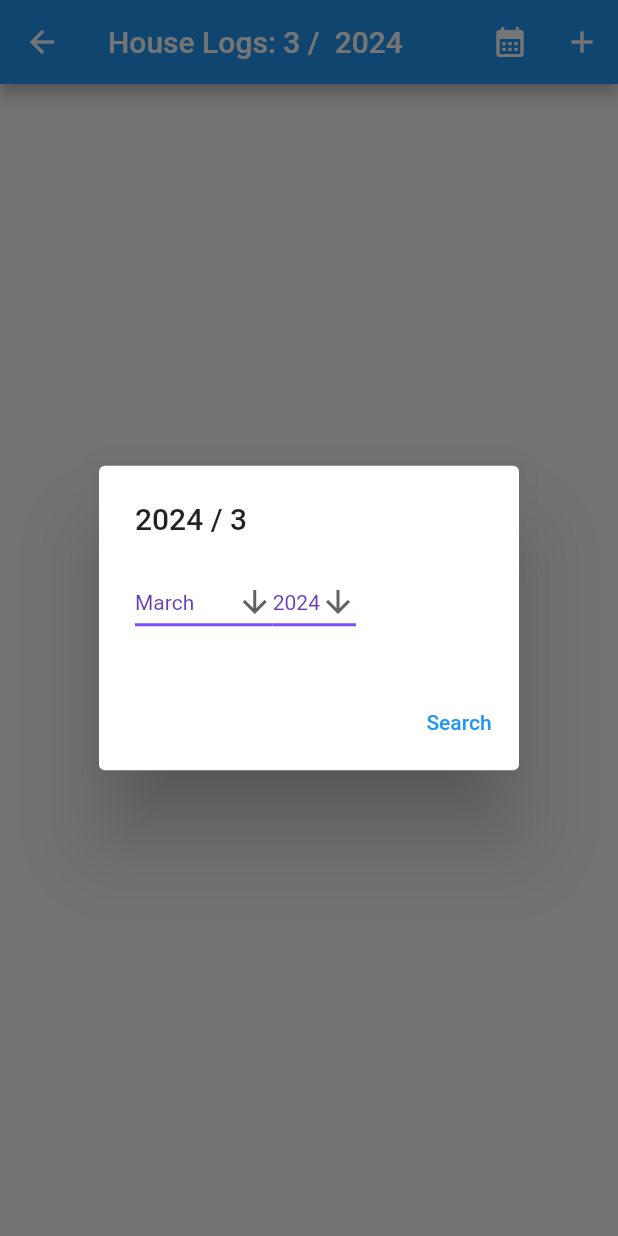
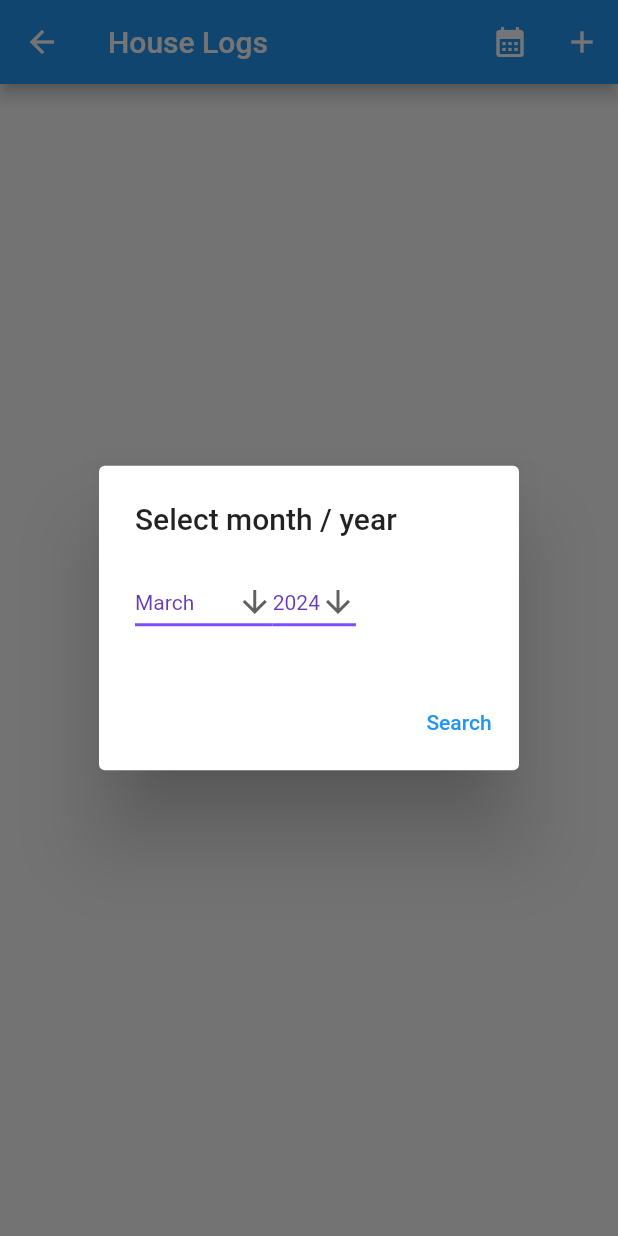
Before and after one commit to izzuddin91/houseCarMaintenanceApp, a Flutter app: the PropertyPage screen opened directly with empty values, after a tap on the "calendar month" icon, on a phone screen of 412 x 824 dp. Run offline on Flutter 3.47's test engine with Material 2 defaults, Android fonts, the light colour scheme and no system bars; our stand-ins replace bloc, cloud_firestore, equatable, firebase_auth, firebase_core, firebase_storage and 2 more; missing offline and left inert: date_picker_plus, gif_view; accounts and stored records are empty.

Commit message:
push 5 march 2024

```diff
--- a/lib/main.dart
+++ b/lib/main.dart
@@ -92,6 +92,9 @@ class _LoginPageState extends State<LoginPage> {
                     controller: usernameController,
                   ),
                   TextFormField(
+                    obscureText: true,
+                    enableSuggestions: false,
+                    autocorrect: false,
                     decoration: InputDecoration(labelText: "password"),
                     controller: passwordController,
                   ),
--- a/lib/property.dart
+++ b/lib/property.dart
@@ -87,7 +87,7 @@ class _PropertyPageState extends State<PropertyPage> {
         return StatefulBuilder(
             builder: (BuildContext context, StateSetter setState) {
           return AlertDialog(
-            title: Text('${state.year} / ${state.month}'),
+            title: Text('Select month / year'),
             content: SingleChildScrollView(
               child: ListBody(
                 children: [
@@ -177,18 +177,20 @@ class _PropertyPageState extends State<PropertyPage> {
           greaterThanDate = '${state.year}-12-01';
           lessThanDate = '${state.year + 1}-01-01';
         } else {
+          greaterThanDate =
+              '${state.year}-${((state.month) == 12 ? 11 : state.month) < 10 ? '0${state.month}' : state.month}-01';
           lessThanDate =
-              '${(state.year)}-${monthListInteger[(state.month) + 1]}-01';
-          greaterThanDate =
-              '${state.year}-${monthListInteger[(state.month == 12 ? 11 : state.month)]}-01';
+              '${(state.year)}-${((state.month + 1) < 10 ? '0${state.month + 1}' : state.month + 1)}-01';
         }
+
         print('xx');
+        print(state.month);
+
         print(greaterThanDate);
         print(lessThanDate);
         return Scaffold(
           appBar: AppBar(
-            title: Text(
-                'House Logs: ${state.month == 0 ? '1' : state.month} /  ${state.year}'),
+            title: Text('House Logs'),
             actions: <Widget>[
               IconButton(
                 icon: const Icon(Icons.calendar_month),
--- a/pubspec.yaml
+++ b/pubspec.yaml
@@ -43,6 +43,7 @@ dependencies:
   date_picker_plus: ^2.1.0
   image_picker: ^1.0.7
   firebase_storage: ^11.6.0
+  gif_view: ^0.4.3
 
 dev_dependencies:
   flutter_test:
```
Also changed, not shown: lib/property_add_logs.dart (+48 -63 lines), pubspec.lock.
